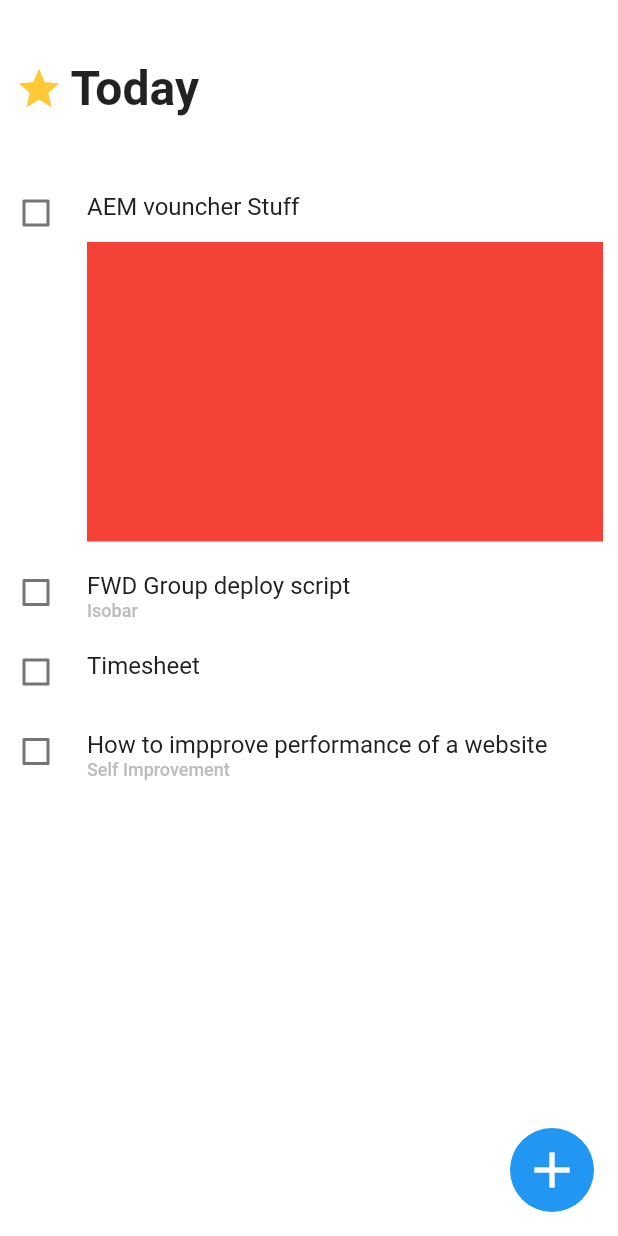
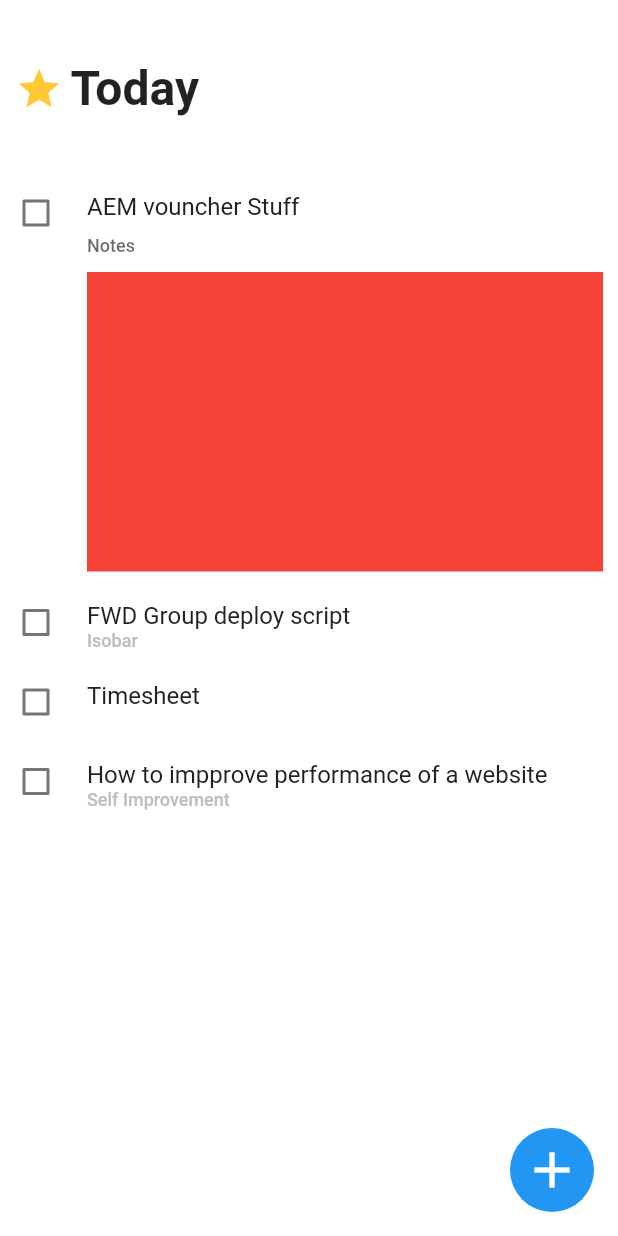
Before and after one commit to elcchan99/flutter-todo-app, a Flutter app: the screen it shows after launch, after a tap on "New To-Do", on a phone screen of 412 x 824 dp. Run offline on Flutter 3.47's test engine with Material 2 defaults, Android fonts, the phone set to English and light mode, and no system bars.

Commit message:
add crossfade ani to transit tag to desc

```diff
--- a/lib/screens/to_do_list/components/item.dart
+++ b/lib/screens/to_do_list/components/item.dart
@@ -24,9 +24,9 @@ class ToDoItem extends StatefulWidget {
   ToDoItemState createState() => ToDoItemState();
 }
 
-class ToDoItemState extends State<ToDoItem> {
+class ToDoItemState extends State<ToDoItem>
+    with SingleTickerProviderStateMixin {
   bool isExpand = false;
-
   final titleTextCtrl = TextEditingController();
   final descriptionTextCtrl = TextEditingController();
 
@@ -78,8 +78,15 @@ class ToDoItemState extends State<ToDoItem> {
                           crossAxisAlignment: CrossAxisAlignment.start,
                           children: [
                             buildTitleTextField(context),
-                            Text(widget.item.tag,
+                            AnimatedCrossFade(
+                              duration: Duration(milliseconds: 500),
+                              crossFadeState: isExpand
+                                  ? CrossFadeState.showSecond
+                                  : CrossFadeState.showFirst,
+                              firstChild: Text(widget.item.tag,
                                   style: Theme.of(context).textTheme.bodyText1),
+                              secondChild: buildDescriptionTextField(context),
+                            ),
                           ]),
                       ExpandedSection(
                           expand: isExpand,
@@ -102,8 +109,11 @@ class ToDoItemState extends State<ToDoItem> {
       @required String hintText,
       TextStyle style,
       bool enabled = true,
-      bool autofocus = false}) {
+      bool autofocus = false,
+      EdgeInsets contentPadding = EdgeInsets.zero}) {
     return IntrinsicWidth(
+      child: Padding(
+        padding: contentPadding,
         child: TextField(
             enabled: enabled,
             controller: controller,
@@ -111,7 +121,10 @@ class ToDoItemState extends State<ToDoItem> {
               widget.onCollapsed();
             },
             style: style,
-          decoration: InputDecoration.collapsed(hintText: hintText)),
+            decoration: InputDecoration.collapsed(
+              hintText: hintText,
+            )),
+      ),
     );
   }
 
@@ -132,6 +145,7 @@ class ToDoItemState extends State<ToDoItem> {
       hintText: "Notes",
       enabled: isExpand,
       style: Theme.of(context).textTheme.bodyText1,
+      contentPadding: EdgeInsets.symmetric(vertical: 10),
     );
   }
 }
```
Lines whose indentation alone changed are shown as unchanged.
